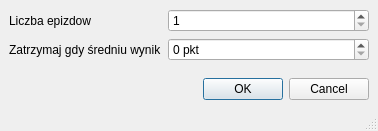
This is templatki/templatkaUruchamianieui.ui in vatrasar/licencjat as Qt 5 draws it before an edit. The edited form follows.
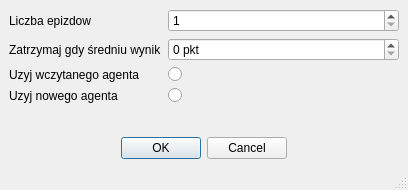
This is the edited form.

Patch:
```diff
--- a/templatki/templatkaUruchamianieui.ui
+++ b/templatki/templatkaUruchamianieui.ui
@@ -6,8 +6,8 @@
    <rect>
     <x>0</x>
     <y>0</y>
-    <width>378</width>
-    <height>131</height>
+    <width>408</width>
+    <height>190</height>
    </rect>
   </property>
   <property name="windowTitle">
@@ -57,10 +57,44 @@
         </property>
        </widget>
       </item>
+      <item row="2" column="1">
+       <widget class="QRadioButton" name="saved_agent_radio">
+        <property name="layoutDirection">
+         <enum>Qt::LeftToRight</enum>
+        </property>
+        <property name="text">
+         <string/>
+        </property>
+       </widget>
+      </item>
+      <item row="2" column="0">
+       <widget class="QLabel" name="label_3">
+        <property name="text">
+         <string>Uzyj wczytanego agenta</string>
+        </property>
+       </widget>
+      </item>
+      <item row="3" column="1">
+       <widget class="QRadioButton" name="new_agent_radio">
+        <property name="text">
+         <string/>
+        </property>
+       </widget>
+      </item>
+      <item row="3" column="0">
+       <widget class="QLabel" name="label_4">
+        <property name="text">
+         <string>Uzyj nowego agenta</string>
+        </property>
+       </widget>
+      </item>
      </layout>
     </item>
-    <item>
+    <item alignment="Qt::AlignHCenter">
      <widget class="QDialogButtonBox" name="confirm_box">
+      <property name="layoutDirection">
+       <enum>Qt::LeftToRight</enum>
+      </property>
       <property name="standardButtons">
        <set>QDialogButtonBox::Cancel|QDialogButtonBox::Ok</set>
       </property>
```
